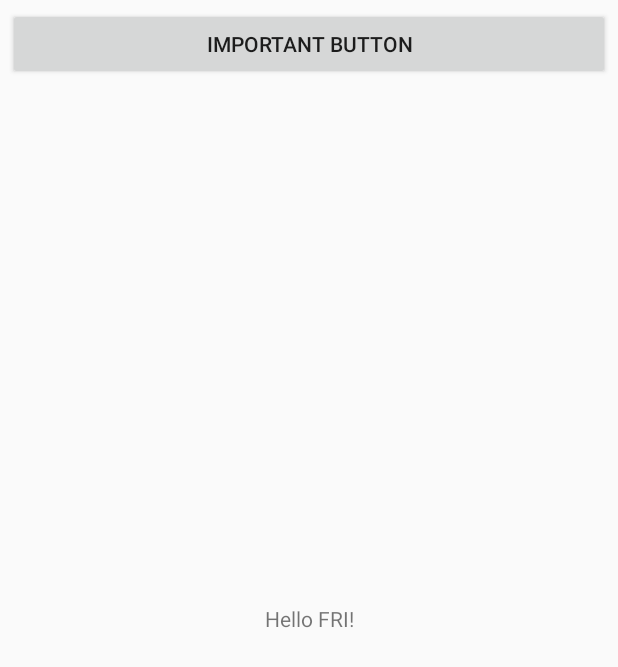
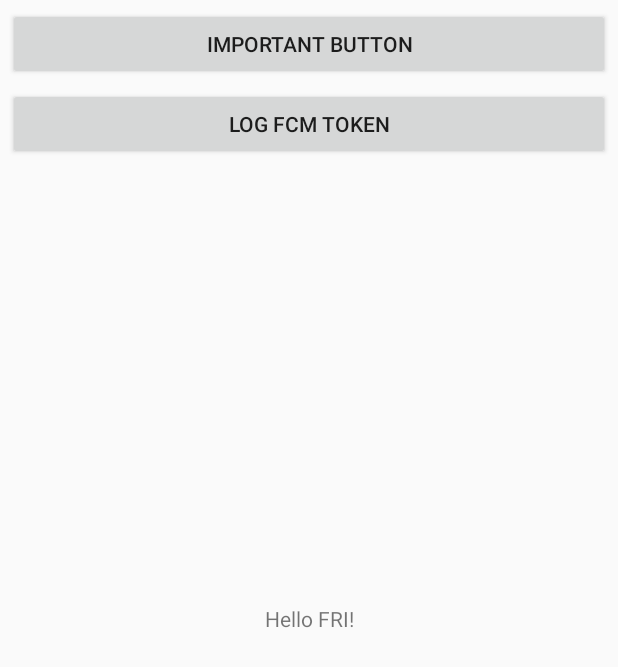
Before and after one commit to JohnnyV/fri-android-example, an Android app: the screen it shows after launch (MainActivity), on a phone screen of 412 x 824 dp. Shown: the top 667 px of the screen. Run offline under Robolectric (Android 15) with nearby library versions, the phone set to English and light mode, and no system bars.

```diff
--- a/app/src/main/java/com/example/fri/MainActivity.kt
+++ b/app/src/main/java/com/example/fri/MainActivity.kt
@@ -4,6 +4,7 @@ import android.os.Bundle
 import android.widget.Button
 import android.widget.Toast
 import androidx.fragment.app.FragmentActivity
+import com.example.fri.fcm.MyFcmService
 import com.example.fri.lib.api.ImportantApi
 import java.util.*
 
@@ -18,5 +19,9 @@ class MainActivity : FragmentActivity(R.layout.activity_main) {
 
             Toast.makeText(this, important.importantInfo(), Toast.LENGTH_LONG).show()
         }
+
+        findViewById<Button>(R.id.btn_log_fcm_token).setOnClickListener {
+            MyFcmService.logToken()
+        }
     }
 }
--- /dev/null
+++ b/app/src/main/java/com/example/fri/MyApplication.kt
@@ -0,0 +1,14 @@
+package com.example.fri
+
+import android.app.Application
+import android.util.Log
+
+private const val TAG = "MyApplication"
+
+class MyApplication : Application() {
+
+    override fun onCreate() {
+        super.onCreate()
+        Log.d(TAG, "Application instance created")
+    }
+}
--- a/app/src/main/res/layout/activity_main.xml
+++ b/app/src/main/res/layout/activity_main.xml
@@ -21,9 +21,19 @@
         android:layout_width="match_parent"
         android:layout_height="wrap_content"
         android:layout_margin="5dp"
-        android:text="Important Button"
+        android:text="@string/btn_important"
         app:layout_constraintLeft_toLeftOf="parent"
         app:layout_constraintRight_toRightOf="parent"
         app:layout_constraintTop_toTopOf="parent"/>
 
+    <Button
+        android:id="@+id/btn_log_fcm_token"
+        android:layout_width="match_parent"
+        android:layout_height="wrap_content"
+        android:layout_margin="5dp"
+        android:text="@string/btn_log_fcm_token"
+        app:layout_constraintLeft_toLeftOf="parent"
+        app:layout_constraintRight_toRightOf="parent"
+        app:layout_constraintTop_toBottomOf="@+id/btn_important" />
+
 </androidx.constraintlayout.widget.ConstraintLayout>
--- a/app/src/main/res/values/strings.xml
+++ b/app/src/main/res/values/strings.xml
@@ -1,4 +1,16 @@
 <resources>
+
     <string name="app_name">Fri Example</string>
     <string name="hello_fri">Hello FRI!</string>
+
+    <string name="btn_important">Important Button</string>
+    <string name="btn_log_fcm_token">Log FCM token</string>
+
+    <!--
+        This is the name that users will see when interacting with this channel.
+        It should describe the category of notifications that will be sent through this channel
+     -->
+    <string name="default_notification_channel_name" translatable="true">Default channel</string>
+    <string name="default_notification_channel_id" translatable="false">fcm_default_channel</string>
+
 </resources>
--- a/build.gradle.kts
+++ b/build.gradle.kts
@@ -6,6 +6,7 @@ buildscript {
     }
     dependencies {
         classpath("com.android.tools.build:gradle:7.2.0")
+        classpath("com.google.gms:google-services:4.3.10")
         classpath(kotlin("gradle-plugin", version = "1.6.21"))
     }
 }
```
Also changed, not shown: app/build.gradle.kts (+7 -0 lines), app/src/main/AndroidManifest.xml (+26 -1 lines), app/src/main/java/com/example/fri/fcm/MyFcmService.kt (added, +130 -0 lines), app/src/main/res/drawable-hdpi-v11/ic_stat_ic_notification.png (added), app/src/main/res/drawable-hdpi/ic_stat_ic_notification.png (added), app/src/main/res/drawable-mdpi-v11/ic_stat_ic_notification.png (added), app/src/main/res/drawable-mdpi/ic_stat_ic_notification.png (added), app/src/main/res/drawable-xhdpi-v11/ic_stat_ic_notification.png (added), app/src/main/res/drawable-xhdpi/ic_stat_ic_notification.png (added), app/src/main/res/drawable-xxhdpi-v11/ic_stat_ic_notification.png (added), app/src/main/res/drawable-xxhdpi/ic_stat_ic_notification.png (added), app/src/main/res/drawable-xxxhdpi-v11/ic_stat_ic_notification.png (added), app/src/main/res/drawable-xxxhdpi/ic_stat_ic_notification.png (added), 1 other file.
